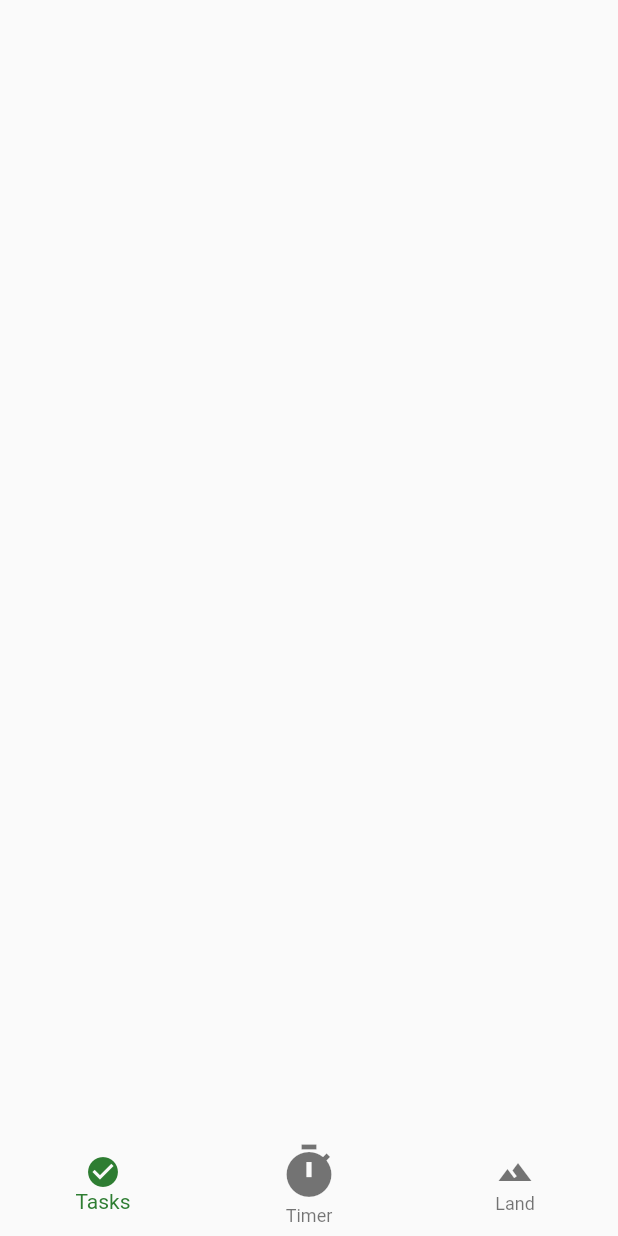
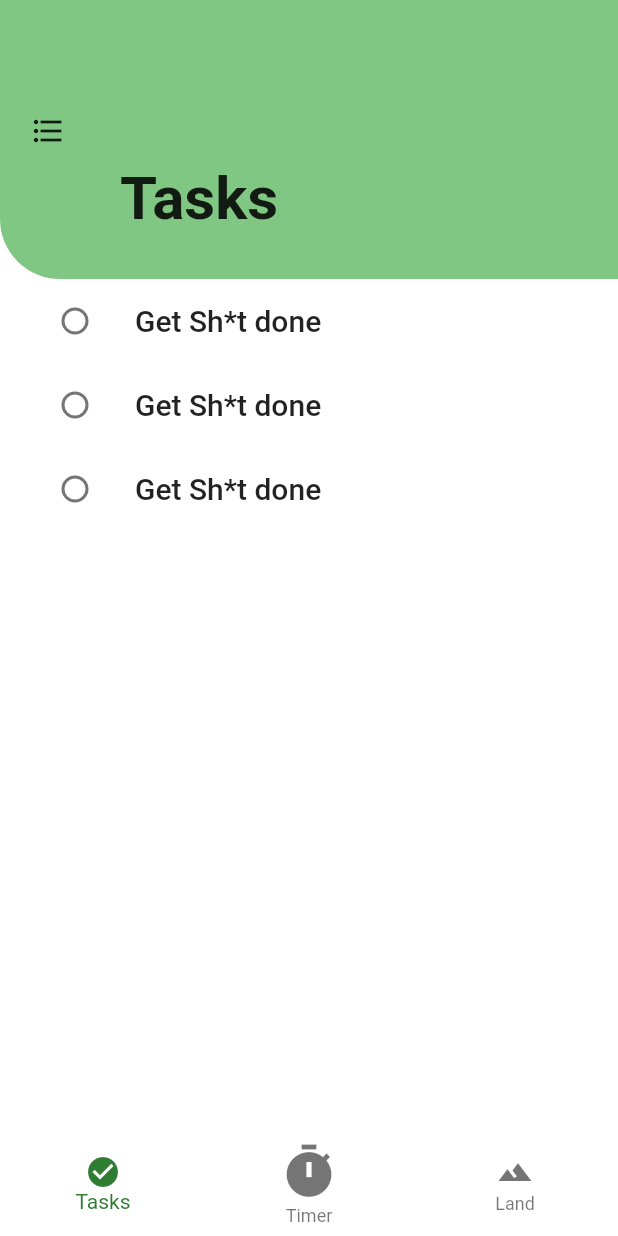
Before and after one commit to sirasitxp/nurtureland, a Flutter app: the screen it shows after launch, on a phone screen of 412 x 824 dp. Run offline on Flutter 3.47's test engine with Material 2 defaults, Android fonts, the light colour scheme and no system bars; our stand-ins replace circular_check_box, circular_countdown_timer, flutter_icons; missing offline and left inert: flutter_circular_slider.

Commit message:
Added Task list Task tiles

```diff
--- a/lib/screens/welcome_screen.dart
+++ b/lib/screens/welcome_screen.dart
@@ -1,8 +1,10 @@
 import 'package:flutter/material.dart';
+import 'package:flutter_icons/flutter_icons.dart';
 import 'package:intl/intl.dart';
 import 'package:nurtureland/screens/timer_screen.dart';
 import 'package:flutter_circular_slider/flutter_circular_slider.dart';
 import 'package:nurtureland/Models/minutes.dart';
+import 'package:nurtureland/widgets/tasks_list.dart';
 
 class MyHomePage extends StatefulWidget {
   @override
@@ -15,8 +17,9 @@ class _MyHomePageState extends State<MyHomePage> {
   int _seconds = 00;
   int _minutes = 25;
   Minutes selectedMinute;
-  int _selectedIndex =0;
+  int _selectedIndex = 0;
   var f = NumberFormat("00");
+
   void _onItemTapped(int index) {
     setState(() {
       _selectedIndex = index;
@@ -28,7 +31,6 @@ class _MyHomePageState extends State<MyHomePage> {
     // TODO: implement initState
     super.initState();
     selectedMinute = Minutes(_minutes);
-
   }
 
   @override
@@ -36,8 +38,8 @@ class _MyHomePageState extends State<MyHomePage> {
     return Scaffold(
       body: Stack(
           children: [
-          (_selectedIndex == 0)? taskTab(context):
-          (_selectedIndex == 1)? timerTab(context):
+            (_selectedIndex == 0) ? taskTab(context) :
+            (_selectedIndex == 1) ? timerTab(context) :
             landTab(context),
             Align(
               alignment: Alignment.bottomCenter,
@@ -74,22 +76,53 @@ class _MyHomePageState extends State<MyHomePage> {
 
   Container taskTab(BuildContext context) {
     return Container(
-      decoration: new BoxDecoration(
-        gradient: new LinearGradient(
-            colors: [gradientStart, gradientEnd],
-            begin: const FractionalOffset(0.5, 0.0),
-            end: const FractionalOffset(0.0, 0.5),
-            stops: [0.0, 1.0],
-            tileMode: TileMode.clamp),
-      ),
+      color: Colors.white,
       child: Column(
         mainAxisAlignment: MainAxisAlignment.center,
         crossAxisAlignment: CrossAxisAlignment.stretch,
         children: [
-
+          Wrap(children: [
+            Container(
+              decoration: BoxDecoration(
+                color: gradientStart,
+                borderRadius: BorderRadius.only(
+                  bottomLeft: Radius.circular(40),
+                ),
+              ),
+              padding: EdgeInsets.only(left: 20, top: 75),
+              child: Column(
+                crossAxisAlignment: CrossAxisAlignment.start,
+                children: [
+                  Icon(Icons.format_list_bulleted),
+                  SizedBox(
+                    height: 10,
+                    width: double.infinity,
+                  ),
+                  Padding(
+                    padding: const EdgeInsets.only(left: 60, bottom: 30),
+                    child: Text(
+                      "Tasks",
+                      style: TextStyle(
+                        fontSize: 40,
+                        fontWeight: FontWeight.bold,
+                      ),
+                    ),
+                  ),
+                ],
+              ),
+            ),
+          ]),
+          Expanded(
+            child: Padding(
+              padding: const EdgeInsets.only(left: 10),
+              child: TasksList(),
+            ),
+          )
         ],
       ),
     );
+
+
   }
 
   Container landTab(BuildContext context) {
@@ -106,7 +139,9 @@ class _MyHomePageState extends State<MyHomePage> {
         mainAxisAlignment: MainAxisAlignment.center,
         crossAxisAlignment: CrossAxisAlignment.stretch,
         children: [
-          Image(image: AssetImage('images/tree.png'))
+          SizedBox(
+              child: Image(
+                  image: AssetImage('images/tree.png')))
         ],
       ),
     );
@@ -129,8 +164,14 @@ class _MyHomePageState extends State<MyHomePage> {
           SingleCircularSlider(
             120,
             25,
-              width: MediaQuery.of(context).size.width / 2,
-              height: MediaQuery.of(context).size.height / 3,
+            width: MediaQuery
+                .of(context)
+                .size
+                .width / 2,
+            height: MediaQuery
+                .of(context)
+                .size
+                .height / 3,
             child: Center(
               child: Text(
                 "${f.format(_minutes)} : ${f.format(_seconds)}",
@@ -147,7 +188,6 @@ class _MyHomePageState extends State<MyHomePage> {
                 if (end % 5 == 0 && end > 0) {
                   _minutes = end;
                   selectedMinute = Minutes(_minutes);
-
                 }
               });
             },
@@ -171,7 +211,8 @@ class _MyHomePageState extends State<MyHomePage> {
 //                    Navigate to next screen
                   Navigator.push(
                     context,
-                      MaterialPageRoute(builder: (context) => TimerScreen(selectedMinute)),
+                    MaterialPageRoute(
+                        builder: (context) => TimerScreen(selectedMinute)),
                   );
                 },
                 color: Colors.green[400],
--- /dev/null
+++ b/lib/widgets/tasks_list.dart
@@ -0,0 +1,15 @@
+import 'package:flutter/material.dart';
+import 'tasks_tile.dart';
+
+class TasksList extends StatelessWidget {
+  @override
+  Widget build(BuildContext context) {
+    return ListView(
+      children: <Widget>[
+        TaskTile(),
+        TaskTile(),
+        TaskTile(),
+      ],
+    );
+  }
+}
--- /dev/null
+++ b/lib/widgets/tasks_tile.dart
@@ -0,0 +1,37 @@
+import 'package:flutter/material.dart';
+import 'package:circular_check_box/circular_check_box.dart';
+
+class TaskTile extends StatefulWidget {
+  @override
+  _TaskTileState createState() => _TaskTileState();
+}
+
+
+class _TaskTileState extends State<TaskTile> {
+  bool selected=false;
+  @override
+  Widget build(BuildContext context) {
+    return ListTile(
+      title: Text(
+        "Get Sh*t done",
+        style: TextStyle(
+            fontSize: 20,
+            fontWeight: FontWeight.w500,
+            decoration:(selected) ? TextDecoration.lineThrough: null
+        ),
+      ),
+      leading: CircularCheckBox(
+        value: this.selected,
+        checkColor: Colors.black,
+        activeColor: Colors.green,
+        inactiveColor: Colors.grey,
+        disabledColor: Colors.green,
+        onChanged: (val){
+          this.setState(() {
+            this.selected= !this.selected;
+          });
+        },
+      ),
+    );
+  }
+}
--- a/pubspec.yaml
+++ b/pubspec.yaml
@@ -31,6 +31,9 @@ dependencies:
   intl: ^0.16.1
   flutter_circular_slider: ^2.5.0
   circular_countdown_timer: ^0.1.0
+  flutter_icons: ^1.1.0
+  circular_check_box: ^1.0.4
+
 
 dev_dependencies:
   flutter_test:
```
Also changed, not shown: pubspec.lock. Lines whose indentation alone changed are shown as unchanged.
